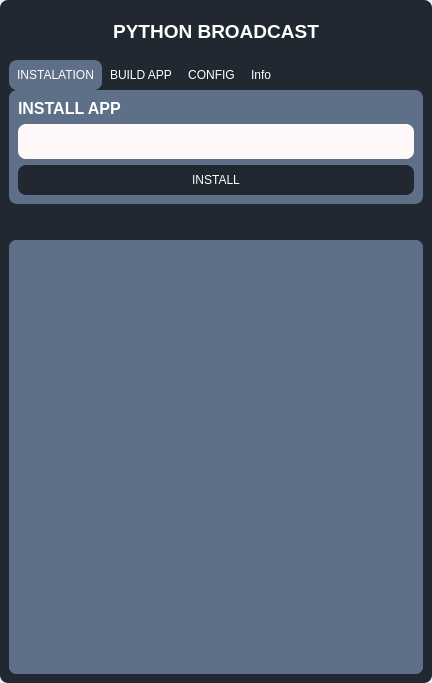
t4rcisio/python-broadcast, file ui/main.ui: the form before one commit.
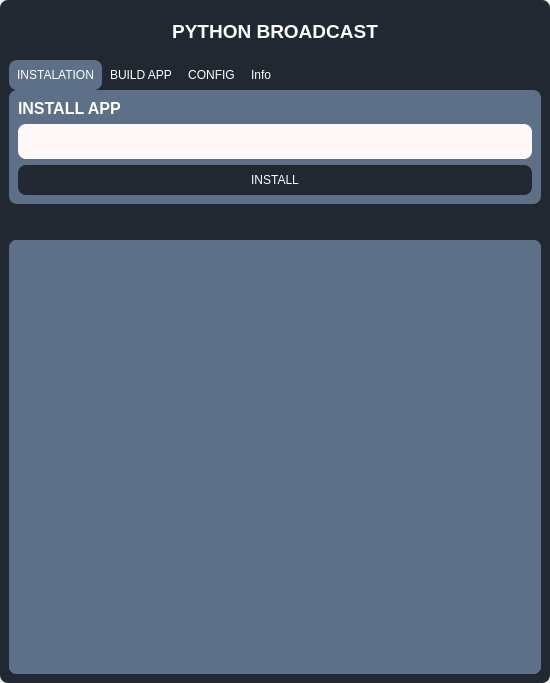
The form after the commit. Icons and pictures are not drawn.

What changed in the file:
```diff
--- a/ui/main.ui
+++ b/ui/main.ui
@@ -6,13 +6,13 @@
    <rect>
     <x>0</x>
     <y>0</y>
-    <width>432</width>
+    <width>550</width>
     <height>683</height>
    </rect>
   </property>
   <property name="maximumSize">
    <size>
-    <width>450</width>
+    <width>550</width>
     <height>16777215</height>
    </size>
   </property>
@@ -243,8 +243,8 @@
                  <rect>
                   <x>0</x>
                   <y>0</y>
-                  <width>414</width>
-                  <height>438</height>
+                  <width>532</width>
+                  <height>434</height>
                  </rect>
                 </property>
                 <layout class="QVBoxLayout" name="verticalLayout_21"/>
```
Left out of the diff: 4 changed lines with no effect on the pictures.
